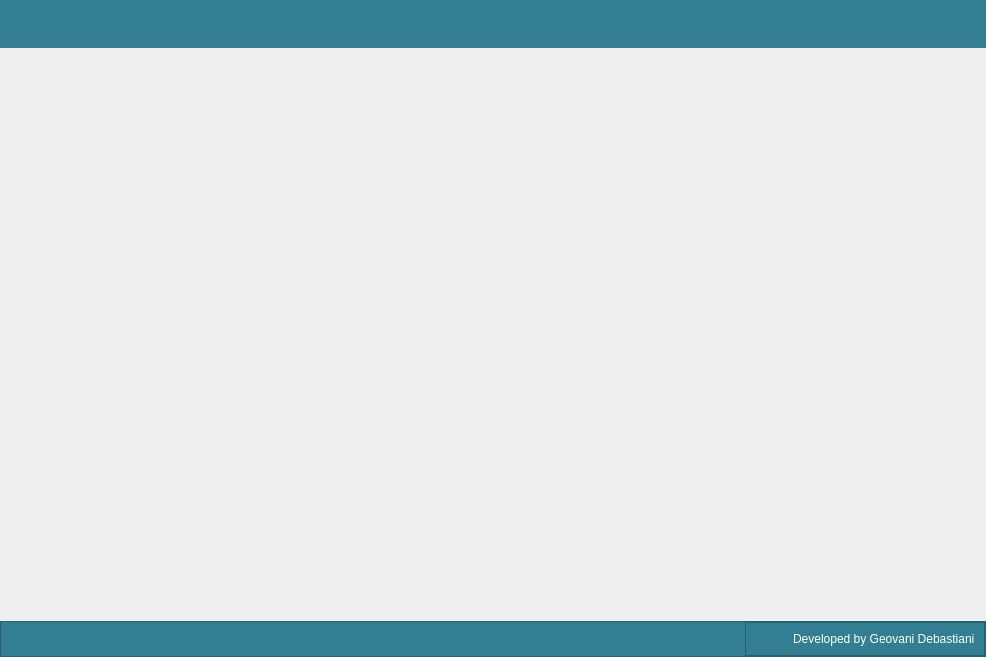
GeovaniTech/DownTo-Videos-Musics, file View/UI/untitled.ui: the form before one commit.
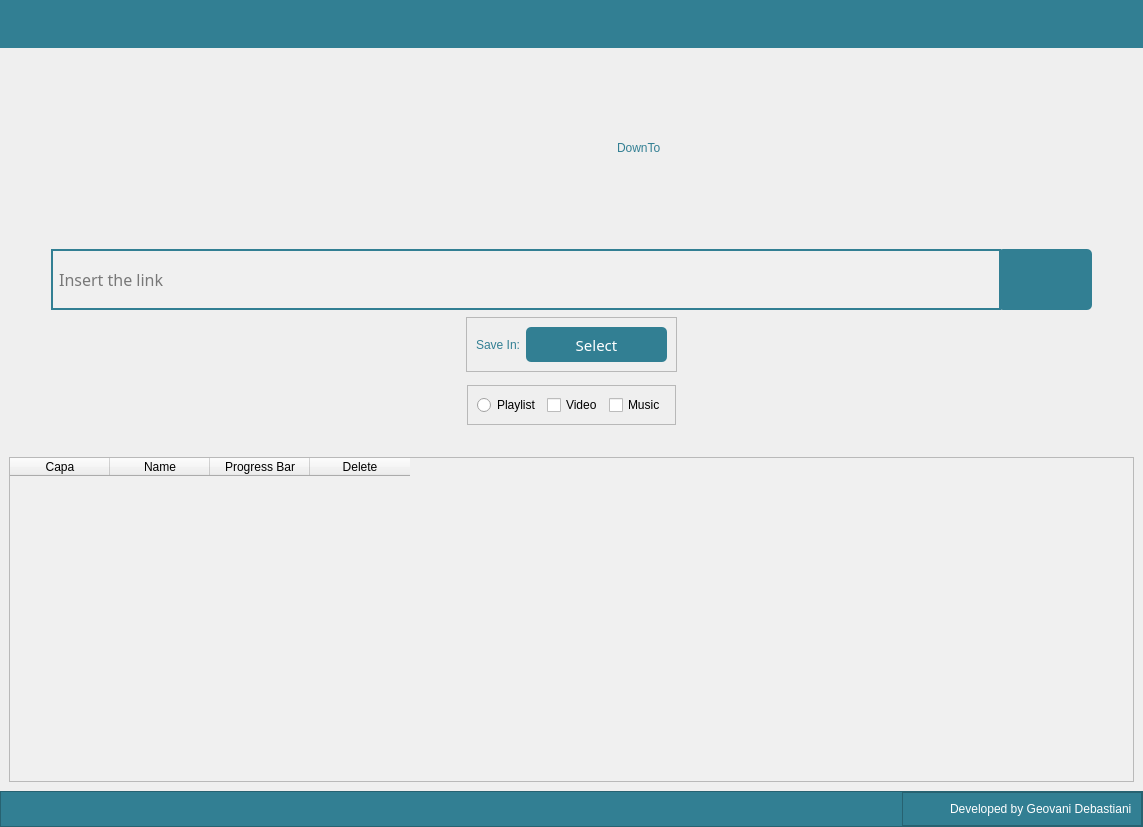
The form after the commit. Icons and pictures are not drawn.

Commit message: almost complete interface

What changed in the file:
```diff
--- a/View/UI/untitled.ui
+++ b/View/UI/untitled.ui
@@ -6,10 +6,16 @@
    <rect>
     <x>0</x>
     <y>0</y>
-    <width>986</width>
-    <height>657</height>
+    <width>1143</width>
+    <height>827</height>
    </rect>
   </property>
+  <property name="minimumSize">
+   <size>
+    <width>1143</width>
+    <height>0</height>
+   </size>
+  </property>
   <property name="windowTitle">
    <string>MainWindow</string>
   </property>
@@ -212,7 +218,418 @@
           </property>
           <item>
            <widget class="QStackedWidget" name="stackedWidget">
-            <widget class="QWidget" name="page"/>
+            <widget class="QWidget" name="page">
+             <layout class="QVBoxLayout" name="verticalLayout_5">
+              <property name="spacing">
+               <number>0</number>
+              </property>
+              <property name="leftMargin">
+               <number>0</number>
+              </property>
+              <property name="topMargin">
+               <number>0</number>
+              </property>
+              <property name="rightMargin">
+               <number>0</number>
+              </property>
+              <property name="bottomMargin">
+               <number>0</number>
+              </property>
+              <item alignment="Qt::AlignHCenter">
+               <widget class="QFrame" name="frame_2">
+                <property name="minimumSize">
+                 <size>
+                  <width>0</width>
+                  <height>200</height>
+                 </size>
+                </property>
+                <property name="maximumSize">
+                 <size>
+                  <width>16777215</width>
+                  <height>220</height>
+                 </size>
+                </property>
+                <property name="frameShape">
+                 <enum>QFrame::NoFrame</enum>
+                </property>
+                <property name="frameShadow">
+                 <enum>QFrame::Raised</enum>
+                </property>
+                <layout class="QHBoxLayout" name="horizontalLayout_4">
+                 <property name="spacing">
+                  <number>15</number>
+                 </property>
+                 <property name="leftMargin">
+                  <number>0</number>
+                 </property>
+                 <property name="topMargin">
+                  <number>0</number>
+                 </property>
+                 <property name="rightMargin">
+                  <number>0</number>
+                 </property>
+                 <property name="bottomMargin">
+                  <number>0</number>
+                 </property>
+                 <item>
+                  <widget class="QLabel" name="label_2">
+                   <property name="minimumSize">
+                    <size>
+                     <width>121</width>
+                     <height>81</height>
+                    </size>
+                   </property>
+                   <property name="maximumSize">
+                    <size>
+                     <width>121</width>
+                     <height>81</height>
+                    </size>
+                   </property>
+                   <property name="styleSheet">
+                    <string notr="true"/>
+                   </property>
+                   <property name="text">
+                    <string/>
+                   </property>
+                   <property name="pixmap">
+                    <pixmap resource="../QRC/file.qrc">:/Images/icons/youtube-logo-5-2.png</pixmap>
+                   </property>
+                   <property name="scaledContents">
+                    <bool>true</bool>
+                   </property>
+                  </widget>
+                 </item>
+                 <item>
+                  <widget class="QLabel" name="label_3">
+                   <property name="minimumSize">
+                    <size>
+                     <width>0</width>
+                     <height>50</height>
+                    </size>
+                   </property>
+                   <property name="styleSheet">
+                    <string notr="true">font: 50pt &quot;Century Gothic&quot;;
+color: #327f93</string>
+                   </property>
+                   <property name="text">
+                    <string>DownTo</string>
+                   </property>
+                  </widget>
+                 </item>
+                </layout>
+               </widget>
+              </item>
+              <item alignment="Qt::AlignHCenter|Qt::AlignVCenter">
+               <widget class="QFrame" name="frame_4">
+                <property name="minimumSize">
+                 <size>
+                  <width>0</width>
+                  <height>200</height>
+                 </size>
+                </property>
+                <property name="frameShape">
+                 <enum>QFrame::NoFrame</enum>
+                </property>
+                <property name="frameShadow">
+                 <enum>QFrame::Raised</enum>
+                </property>
+                <layout class="QVBoxLayout" name="verticalLayout_6">
+                 <property name="spacing">
+                  <number>6</number>
+                 </property>
+                 <property name="leftMargin">
+                  <number>0</number>
+                 </property>
+                 <property name="topMargin">
+                  <number>0</number>
+                 </property>
+                 <property name="rightMargin">
+                  <number>0</number>
+                 </property>
+                 <property name="bottomMargin">
+                  <number>0</number>
+                 </property>
+                 <item alignment="Qt::AlignHCenter">
+                  <widget class="QFrame" name="frame_7">
+                   <property name="frameShape">
+                    <enum>QFrame::NoFrame</enum>
+                   </property>
+                   <property name="frameShadow">
+                    <enum>QFrame::Raised</enum>
+                   </property>
+                   <layout class="QHBoxLayout" name="horizontalLayout_5">
+                    <property name="spacing">
+                     <number>0</number>
+                    </property>
+                    <property name="leftMargin">
+                     <number>0</number>
+                    </property>
+                    <property name="topMargin">
+                     <number>0</number>
+                    </property>
+                    <property name="rightMargin">
+                     <number>0</number>
+                    </property>
+                    <property name="bottomMargin">
+                     <number>0</number>
+                    </property>
+                    <item>
+                     <widget class="QLineEdit" name="search_music_home">
+                      <property name="minimumSize">
+                       <size>
+                        <width>950</width>
+                        <height>61</height>
+                       </size>
+                      </property>
+                      <property name="maximumSize">
+                       <size>
+                        <width>10000</width>
+                        <height>61</height>
+                       </size>
+                      </property>
+                      <property name="font">
+                       <font>
+                        <family>Montserrat</family>
+                        <pointsize>12</pointsize>
+                       </font>
+                      </property>
+                      <property name="styleSheet">
+                       <string notr="true">border: 2px solid #327f93;
+background-color: #F0F0F0;
+color: black;</string>
+                      </property>
+                      <property name="inputMask">
+                       <string/>
+                      </property>
+                      <property name="text">
+                       <string/>
+                      </property>
+                      <property name="frame">
+                       <bool>true</bool>
+                      </property>
+                      <property name="cursorPosition">
+                       <number>0</number>
+                      </property>
+                      <property name="placeholderText">
+                       <string> Insert the link </string>
+                      </property>
+                      <property name="cursorMoveStyle">
+                       <enum>Qt::LogicalMoveStyle</enum>
+                      </property>
+                      <property name="clearButtonEnabled">
+                       <bool>true</bool>
+                      </property>
+                     </widget>
+                    </item>
+                    <item>
+                     <widget class="QPushButton" name="btn_search_home">
+                      <property name="minimumSize">
+                       <size>
+                        <width>91</width>
+                        <height>61</height>
+                       </size>
+                      </property>
+                      <property name="maximumSize">
+                       <size>
+                        <width>91</width>
+                        <height>61</height>
+                       </size>
+                      </property>
+                      <property name="font">
+                       <font>
+                        <family>Montserrat</family>
+                        <pointsize>11</pointsize>
+                        <weight>50</weight>
+                        <italic>false</italic>
+                        <bold>false</bold>
+                       </font>
+                      </property>
+                      <property name="styleSheet">
+                       <string notr="true">QPushButton {
+	border: 0px solid #327f93;
+	color: white;
+	background-color: #327f93;
+	border-radius: 5px;
+	margin-left: -3px;
+	
+	font: 11pt &quot;Montserrat&quot;;
+}
+
+QPushButton:hover {
+	
+	background-color: rgb(59, 152, 175)
+}</string>
+                      </property>
+                      <property name="text">
+                       <string/>
+                      </property>
+                      <property name="icon">
+                       <iconset resource="../QRC/file.qrc">
+                        <normaloff>:/Images/icons/download_25x25.png</normaloff>:/Images/icons/download_25x25.png</iconset>
+                      </property>
+                      <property name="iconSize">
+                       <size>
+                        <width>70</width>
+                        <height>70</height>
+                       </size>
+                      </property>
+                     </widget>
+                    </item>
+                   </layout>
+                  </widget>
+                 </item>
+                 <item alignment="Qt::AlignHCenter|Qt::AlignTop">
+                  <widget class="QFrame" name="frame_6">
+                   <property name="frameShape">
+                    <enum>QFrame::StyledPanel</enum>
+                   </property>
+                   <property name="frameShadow">
+                    <enum>QFrame::Raised</enum>
+                   </property>
+                   <layout class="QHBoxLayout" name="horizontalLayout_6">
+                    <item>
+                     <widget class="QLabel" name="lbl_save_in">
+                      <property name="styleSheet">
+                       <string notr="true">font: 18pt &quot;Century Gothic&quot;;
+color: #327f93;</string>
+                      </property>
+                      <property name="text">
+                       <string>Save In:</string>
+                      </property>
+                     </widget>
+                    </item>
+                    <item>
+                     <widget class="QPushButton" name="btn_select">
+                      <property name="minimumSize">
+                       <size>
+                        <width>141</width>
+                        <height>35</height>
+                       </size>
+                      </property>
+                      <property name="maximumSize">
+                       <size>
+                        <width>141</width>
+                        <height>35</height>
+                       </size>
+                      </property>
+                      <property name="font">
+                       <font>
+                        <family>Montserrat</family>
+                        <pointsize>11</pointsize>
+                        <weight>50</weight>
+                        <italic>false</italic>
+                        <bold>false</bold>
+                       </font>
+                      </property>
+                      <property name="styleSheet">
+                       <string notr="true">QPushButton {
+	border: 0px solid #327f93;
+	color: white;
+	background-color: #327f93;
+	border-radius: 5px;
+	
+	font: 11pt &quot;Montserrat&quot;;
+}
+
+QPushButton:hover {
+	
+	background-color: rgb(59, 152, 175);
+}</string>
+                      </property>
+                      <property name="text">
+                       <string>Select</string>
+                      </property>
+                     </widget>
+                    </item>
+                   </layout>
+                  </widget>
+                 </item>
+                 <item alignment="Qt::AlignHCenter|Qt::AlignTop">
+                  <widget class="QFrame" name="frame_8">
+                   <property name="frameShape">
+                    <enum>QFrame::StyledPanel</enum>
+                   </property>
+                   <property name="frameShadow">
+                    <enum>QFrame::Raised</enum>
+                   </property>
+                   <layout class="QHBoxLayout" name="horizontalLayout_7">
+                    <item>
+                     <widget class="QRadioButton" name="radioButton">
+                      <property name="text">
+                       <string>Playlist</string>
+                      </property>
+                     </widget>
+                    </item>
+                    <item>
+                     <widget class="QCheckBox" name="checkBox_2">
+                      <property name="text">
+                       <string>Video</string>
+                      </property>
+                     </widget>
+                    </item>
+                    <item>
+                     <widget class="QCheckBox" name="checkBox_3">
+                      <property name="text">
+                       <string>Music</string>
+                      </property>
+                     </widget>
+                    </item>
+                   </layout>
+                  </widget>
+                 </item>
+                </layout>
+               </widget>
+              </item>
+              <item>
+               <widget class="QFrame" name="frame_5">
+                <property name="frameShape">
+                 <enum>QFrame::NoFrame</enum>
+                </property>
+                <property name="frameShadow">
+                 <enum>QFrame::Raised</enum>
+                </property>
+                <layout class="QHBoxLayout" name="horizontalLayout_8">
+                 <item>
+                  <widget class="QTableWidget" name="tableWidget">
+                   <property name="maximumSize">
+                    <size>
+                     <width>16777215</width>
+                     <height>16777215</height>
+                    </size>
+                   </property>
+                   <property name="styleSheet">
+                    <string notr="true">background-color: #F0F0F0;</string>
+                   </property>
+                   <property name="showGrid">
+                    <bool>true</bool>
+                   </property>
+                   <column>
+                    <property name="text">
+                     <string>Capa</string>
+                    </property>
+                   </column>
+                   <column>
+                    <property name="text">
+                     <string>Name</string>
+                    </property>
+                   </column>
+                   <column>
+                    <property name="text">
+                     <string>Progress Bar</string>
+                    </property>
+                   </column>
+                   <column>
+                    <property name="text">
+                     <string>Delete</string>
+                    </property>
+                   </column>
+                  </widget>
+                 </item>
+                </layout>
+               </widget>
+              </item>
+             </layout>
+            </widget>
             <widget class="QWidget" name="page_2"/>
            </widget>
           </item>
```
Left out of the diff: 1 changed line with no effect on the pictures. The commit also changes 2 other files.
